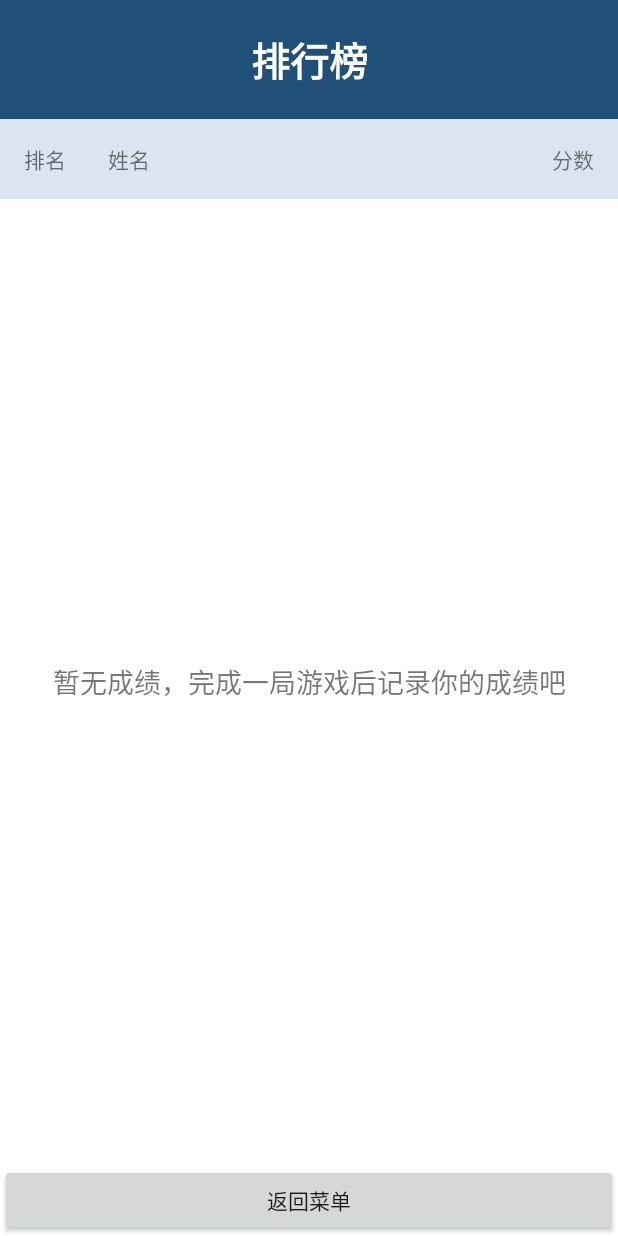
After one commit to Liamcrs/AircraftWar-for-Android, an Android app: the RankActivity screen opened directly, with no data from a screen before it, on a phone screen of 412 x 824 dp. The commit adds this screen. Run offline under Robolectric (Android 15) with nearby library versions, the phone set to English and light mode, and no system bars.

Commit message:
feat: 开发排行榜页面

```diff
--- a/app/src/main/AndroidManifest.xml
+++ b/app/src/main/AndroidManifest.xml
@@ -2,6 +2,7 @@
 <manifest xmlns:android="http://schemas.android.com/apk/res/android">
     <application android:allowBackup="false" android:label="AircraftWar-for-Android"
         android:theme="@style/AppTheme" android:supportsRtl="true">
+        <activity android:name="edu.hitsz.application.RankActivity" android:exported="false" />
         <activity android:name="edu.hitsz.application.GameActivity" android:exported="false" />
         <activity android:name="edu.hitsz.application.MainActivity" android:exported="true">
             <intent-filter>
--- a/app/src/main/java/edu/hitsz/application/MainActivity.java
+++ b/app/src/main/java/edu/hitsz/application/MainActivity.java
@@ -32,6 +32,11 @@ public final class MainActivity extends Activity {
         findViewById(R.id.easy_button).setOnClickListener(view -> launch(Difficulty.EASY));
         findViewById(R.id.normal_button).setOnClickListener(view -> launch(Difficulty.NORMAL));
         findViewById(R.id.hard_button).setOnClickListener(view -> launch(Difficulty.HARD));
+        findViewById(R.id.rank_button).setOnClickListener(view -> {
+            if (launching) return;
+            launching = true;
+            startActivity(new Intent(this, RankActivity.class));
+        });
     }
 
     private void launch(Difficulty difficulty) {
--- /dev/null
+++ b/app/src/main/java/edu/hitsz/application/RankActivity.java
@@ -0,0 +1,31 @@
+package edu.hitsz.application;
+
+import android.app.Activity;
+import android.os.Bundle;
+import android.view.View;
+import android.view.WindowInsets;
+import android.widget.ListView;
+import edu.hitsz.aircraftwar.R;
+import edu.hitsz.rank.RankAdapter;
+
+/** Controller for the leaderboard page. */
+public final class RankActivity extends Activity {
+    private RankAdapter adapter;
+
+    @Override public void onCreate(Bundle state) {
+        super.onCreate(state);
+        setContentView(R.layout.activity_rank);
+        View root = findViewById(R.id.rank_root);
+        root.setOnApplyWindowInsetsListener((view, insets) -> {
+            android.graphics.Insets bars = insets.getInsets(WindowInsets.Type.systemBars() | WindowInsets.Type.displayCutout());
+            view.setPadding(bars.left, bars.top, bars.right, bars.bottom);
+            return WindowInsets.CONSUMED;
+        });
+        root.requestApplyInsets();
+        ListView list = findViewById(R.id.rank_list);
+        adapter = new RankAdapter(this);
+        list.setAdapter(adapter);
+        list.setEmptyView(findViewById(R.id.rank_empty));
+        findViewById(R.id.rank_back).setOnClickListener(view -> finish());
+    }
+}
--- /dev/null
+++ b/app/src/main/res/layout/activity_rank.xml
@@ -0,0 +1,21 @@
+<?xml version="1.0" encoding="utf-8"?>
+<LinearLayout xmlns:android="http://schemas.android.com/apk/res/android"
+    android:id="@+id/rank_root" android:layout_width="match_parent"
+    android:layout_height="match_parent" android:orientation="vertical" android:background="#FFFFFF">
+    <TextView android:layout_width="match_parent" android:layout_height="wrap_content"
+        android:padding="20dp" android:text="@string/rank_title" android:textSize="26sp"
+        android:textStyle="bold" android:gravity="center" android:textColor="#FFFFFF" android:background="#204F78" />
+    <LinearLayout android:layout_width="match_parent" android:layout_height="wrap_content"
+        android:padding="16dp" android:background="#DCE4F2" android:orientation="horizontal">
+        <TextView android:layout_width="56dp" android:layout_height="wrap_content" android:text="@string/rank_number" />
+        <TextView android:layout_width="0dp" android:layout_weight="1" android:layout_height="wrap_content" android:text="@string/rank_name" />
+        <TextView android:layout_width="88dp" android:layout_height="wrap_content" android:text="@string/rank_score" android:gravity="end" />
+    </LinearLayout>
+    <FrameLayout android:layout_width="match_parent" android:layout_height="0dp" android:layout_weight="1">
+        <ListView android:id="@+id/rank_list" android:layout_width="match_parent" android:layout_height="match_parent" />
+        <TextView android:id="@+id/rank_empty" android:layout_width="match_parent" android:layout_height="match_parent"
+            android:padding="24dp" android:gravity="center" android:text="@string/rank_empty" android:textSize="18sp" />
+    </FrameLayout>
+    <Button android:id="@+id/rank_back" android:layout_width="match_parent" android:layout_height="wrap_content"
+        android:minHeight="48dp" android:text="@string/return_menu" />
+</LinearLayout>
--- a/app/src/main/res/values/strings.xml
+++ b/app/src/main/res/values/strings.xml
@@ -11,4 +11,9 @@
     <string name="result_score">最终得分：%1$d</string>
     <string name="play_again">重新开始</string>
     <string name="return_menu">返回菜单</string>
+    <string name="rank_title">排行榜</string>
+    <string name="rank_number">排名</string>
+    <string name="rank_name">姓名</string>
+    <string name="rank_score">分数</string>
+    <string name="rank_empty">暂无成绩，完成一局游戏后记录你的成绩吧</string>
 </resources>
```
Also changed, not shown: app/src/main/java/edu/hitsz/rank/RankAdapter.java (added, +46 -0 lines), app/src/main/res/layout/activity_main.xml (+9 -0 lines), app/src/main/res/layout/item_rank.xml (added, +10 -0 lines).
